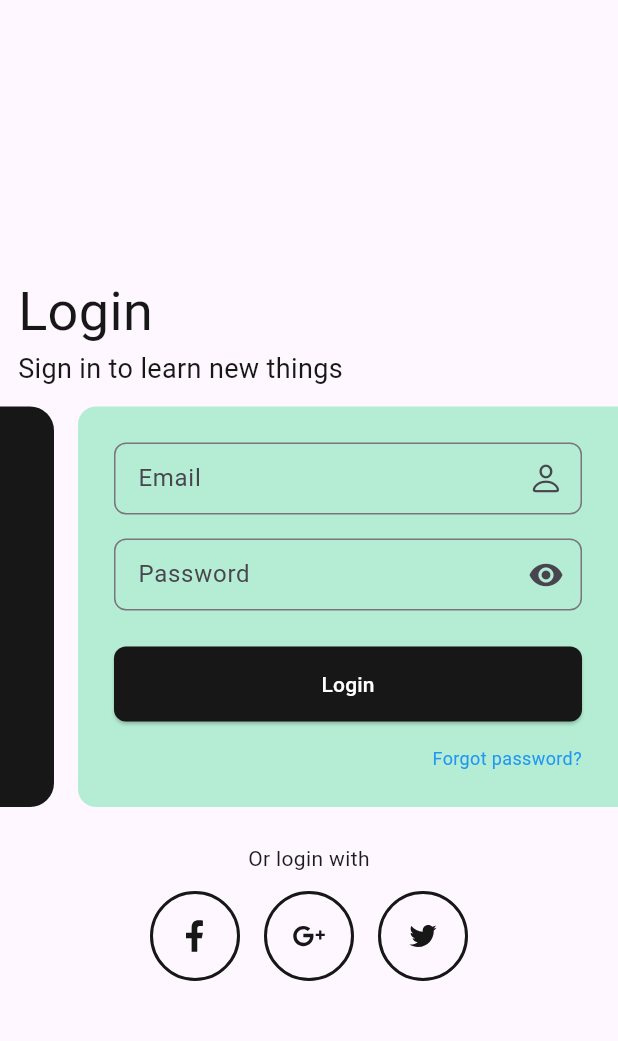
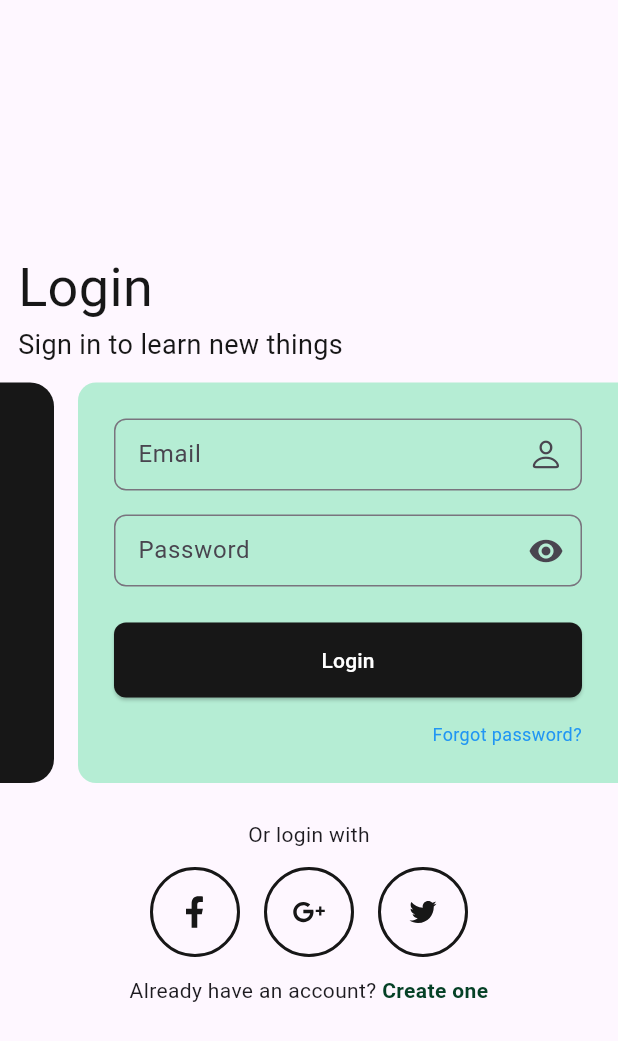
Before and after one commit to MohammedGhazaly/simple_auth, a Flutter app: the screen it shows after launch, on a phone screen of 412 x 824 dp. Shown: the top 1041 px of the screen. Run offline on Flutter 3.47's test engine with Material 3 defaults, Android fonts, the phone set to English and light mode, and no system bars; our stand-ins replace line_icons.

Commit message:
Finished already have an account text

```diff
--- a/lib/screens/login/widgets/login_body.dart
+++ b/lib/screens/login/widgets/login_body.dart
@@ -71,6 +71,25 @@ class LoginViewBody extends StatelessWidget {
                   ),
                   SocialMediaAuth(icon: LineIcons.twitter),
                 ],
+              ),
+              SizedBox(
+                height: 12,
+              ),
+              Text.rich(
+                TextSpan(
+                  children: [
+                    TextSpan(
+                      text: "Already have an account?",
+                    ),
+                    TextSpan(
+                        text: " Create one",
+                        style: TextStyle(
+                          fontWeight: FontWeight.bold,
+                          color: Color.fromARGB(255, 5, 65, 38),
+                        )),
+                  ],
+                ),
+                textAlign: TextAlign.center,
               )
             ],
           ),
```
